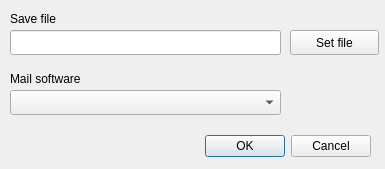
Old version of the form preferencesdialog.ui in the repository menzzana/ZDoList.
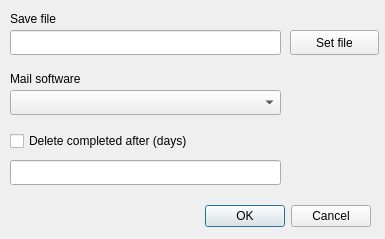
New version of the form.

Commit message: added creation and completion dates and tools for delete completed tasks after a number of days

The edit to the form file:
```diff
--- a/preferencesdialog.ui
+++ b/preferencesdialog.ui
@@ -7,7 +7,7 @@
     <x>0</x>
     <y>0</y>
     <width>385</width>
-    <height>169</height>
+    <height>239</height>
    </rect>
   </property>
   <property name="windowTitle">
@@ -17,7 +17,7 @@
    <property name="geometry">
     <rect>
      <x>30</x>
-     <y>130</y>
+     <y>200</y>
      <width>341</width>
      <height>32</height>
     </rect>
@@ -88,6 +88,32 @@
     </rect>
    </property>
   </widget>
+  <widget class="QLineEdit" name="lineEdit_2">
+   <property name="geometry">
+    <rect>
+     <x>10</x>
+     <y>160</y>
+     <width>271</width>
+     <height>25</height>
+    </rect>
+   </property>
+   <property name="readOnly">
+    <bool>true</bool>
+   </property>
+  </widget>
+  <widget class="QCheckBox" name="checkBox">
+   <property name="geometry">
+    <rect>
+     <x>10</x>
+     <y>130</y>
+     <width>231</width>
+     <height>22</height>
+    </rect>
+   </property>
+   <property name="text">
+    <string>Delete completed after (days)</string>
+   </property>
+  </widget>
  </widget>
  <resources/>
  <connections>
```
The commit also changes 7 other files.
